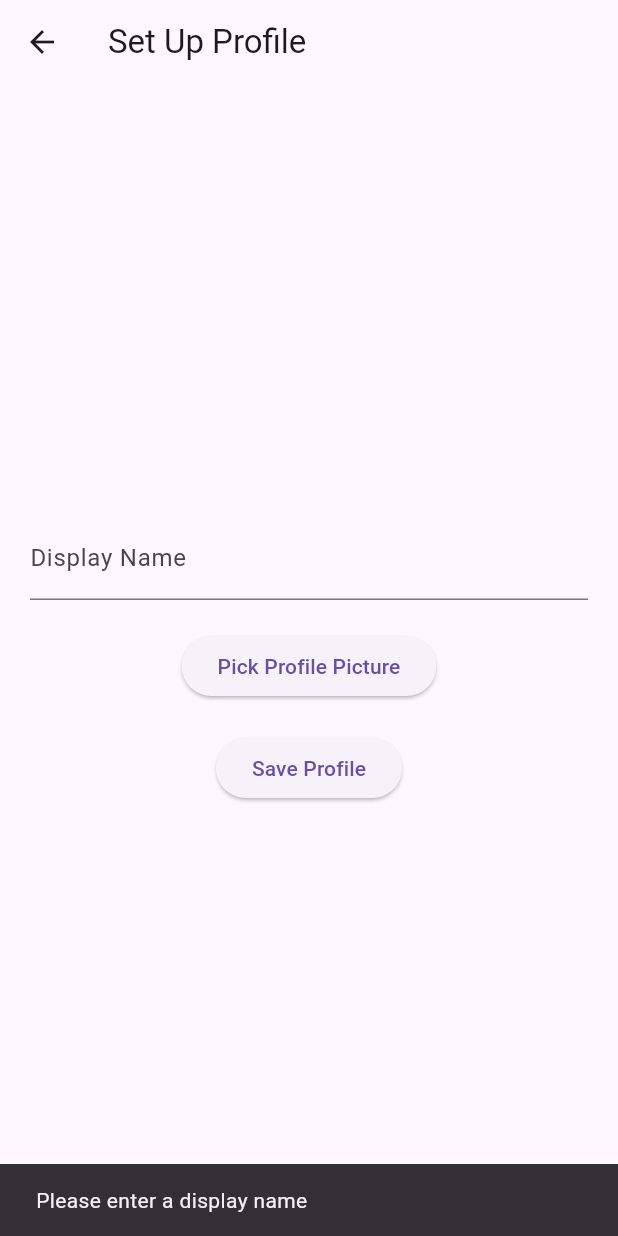
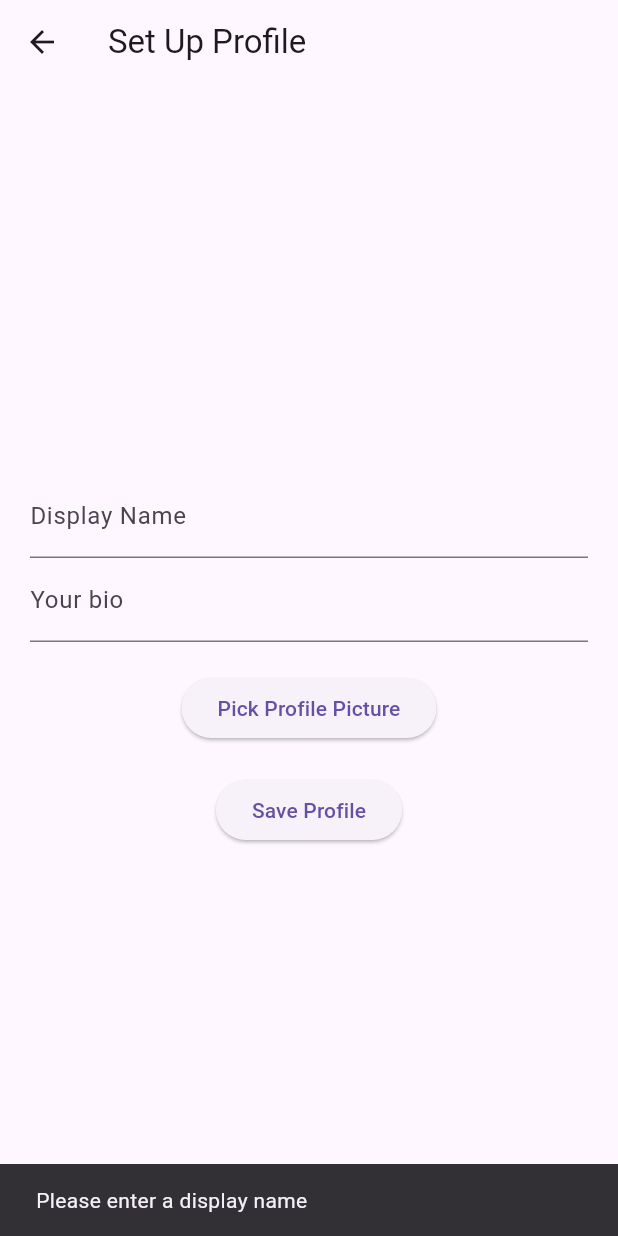
Before and after one commit to 6510615252/cn322-project, a Flutter app: the ProfileSetupPage screen opened directly with empty values, after a tap on "Save Profile", on a phone screen of 412 x 824 dp. Run offline on Flutter 3.47's test engine with Material 3 defaults, Android fonts, the phone set to English and light mode, and no system bars; our stand-ins replace cloud_firestore, firebase_auth, firebase_core, firebase_storage, flutter_dotenv, google_sign_in and 1 more; accounts and stored records are empty; network calls fail.

Commit message:
add <require bio on create account>

```diff
--- a/lib/screens/profile_setup_page.dart
+++ b/lib/screens/profile_setup_page.dart
@@ -19,14 +19,16 @@ class ProfileSetupPage extends StatefulWidget {
 
 class _ProfileSetupPageState extends State<ProfileSetupPage> {
   final TextEditingController _nameController = TextEditingController();
+  final TextEditingController _bioController = TextEditingController();
   final UserService _userService = UserService();
 
   bool _isLoading = false;
-  Uint8List? _imageBytes; // ✅ ใช้แทน Path เพื่อรองรับ Web & Mobile
+  Uint8List? _imageBytes; // ใช้แทน Path เพื่อรองรับ Web & Mobile
 
   @override
   void dispose() {
     _nameController.dispose();
+    _bioController.dispose();
     super.dispose();
   }
 
@@ -36,7 +38,7 @@ class _ProfileSetupPageState extends State<ProfileSetupPage> {
 
     if (image != null) {
       final Uint8List imageBytes =
-          await image.readAsBytes(); // ✅ ใช้ได้ทั้ง Web & Mobile
+          await image.readAsBytes(); // ใช้ได้ทั้ง Web & Mobile
       setState(() {
         _imageBytes = imageBytes;
       });
@@ -47,6 +49,13 @@ class _ProfileSetupPageState extends State<ProfileSetupPage> {
     if (_nameController.text.trim().isEmpty) {
       ScaffoldMessenger.of(context).showSnackBar(
         const SnackBar(content: Text("Please enter a display name")),
+      );
+      return;
+    }
+
+    if (_bioController.text.trim().isEmpty) {
+      ScaffoldMessenger.of(context).showSnackBar(
+        const SnackBar(content: Text("Please enter a bio")),
       );
       return;
     }
@@ -68,9 +77,10 @@ class _ProfileSetupPageState extends State<ProfileSetupPage> {
       );
 
       // Step 2: บันทึกข้อมูลผู้ใช้ใน Firestore
-      await _userService.updateUserName(
+      await _userService.updateUserNameAndBio(
         uid: widget.user.uid,
         name: _nameController.text.trim(),
+        bio: _bioController.text.trim(),
       );
 
       // Step 3: เปลี่ยนหน้าไปยัง home
@@ -100,6 +110,10 @@ class _ProfileSetupPageState extends State<ProfileSetupPage> {
             TextField(
               controller: _nameController,
               decoration: const InputDecoration(labelText: "Display Name"),
+            ),
+            TextField(
+              controller: _bioController,
+              decoration: const InputDecoration(labelText: "Your bio"),
             ),
             const SizedBox(height: 20),
             _imageBytes == null
--- a/lib/services/userService.dart
+++ b/lib/services/userService.dart
@@ -120,13 +120,15 @@ class UserService {
   }
 
   // 🔹 สร้างหรืออัปเดตข้อมูลผู้ใช้
-  Future<void> updateUserName({
+  Future<void> updateUserNameAndBio({
     required String uid,
     required String name,
+    required String bio,
   }) async {
     try {
       await _firestore.collection("User").doc(uid).set({
         'name': name.toLowerCase().trim(),
+        'bio' : bio.trim(),
       }, SetOptions(merge: true)); // ✅ ใช้ merge เพื่ออัปเดตเฉพาะฟิลด์ที่ส่งมา
     } catch (e) {
       print("❌ Error updating profile: $e");
```
